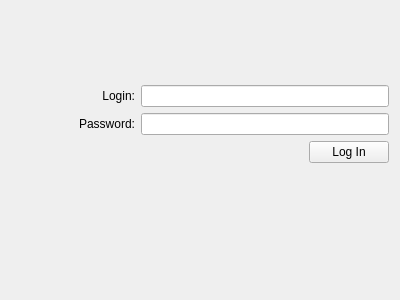
The window that Kolokwiarz/gui/loginwindow.ui (RidicolusL3vel/Kolokwiarz) describes before a commit, drawn with Qt 5.
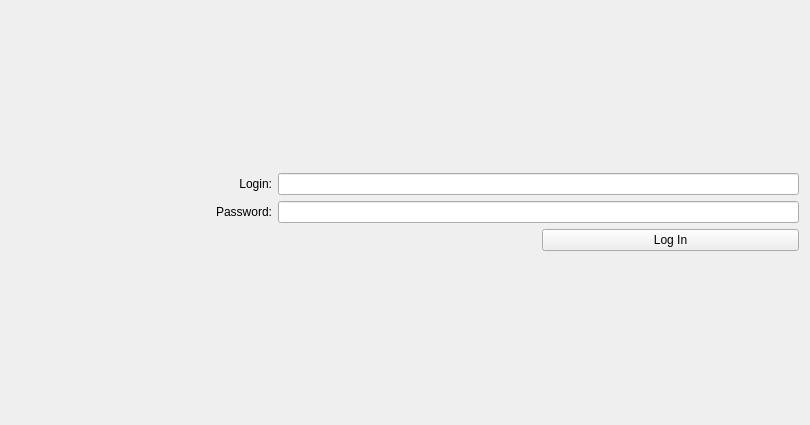
The same window after the commit.

Patch:
```diff
--- a/Kolokwiarz/gui/loginwindow.ui
+++ b/Kolokwiarz/gui/loginwindow.ui
@@ -6,27 +6,29 @@
    <rect>
     <x>0</x>
     <y>0</y>
-    <width>400</width>
-    <height>300</height>
+    <width>810</width>
+    <height>425</height>
    </rect>
   </property>
+  <property name="sizePolicy">
+   <sizepolicy hsizetype="Expanding" vsizetype="Expanding">
+    <horstretch>0</horstretch>
+    <verstretch>0</verstretch>
+   </sizepolicy>
+  </property>
+  <property name="minimumSize">
+   <size>
+    <width>810</width>
+    <height>425</height>
+   </size>
+  </property>
   <property name="windowTitle">
    <string>Form</string>
   </property>
   <layout class="QGridLayout" name="gridLayout_2">
    <item row="0" column="0">
-    <layout class="QGridLayout" name="gridLayout" rowstretch="0,0,0,0,0,0" columnstretch="0,0">
-     <item row="1" column="1">
-      <widget class="QLineEdit" name="usernameEdit">
-       <property name="sizePolicy">
-        <sizepolicy hsizetype="Expanding" vsizetype="Fixed">
-         <horstretch>4</horstretch>
-         <verstretch>0</verstretch>
-        </sizepolicy>
-       </property>
-      </widget>
-     </item>
-     <item row="2" column="0">
+    <layout class="QGridLayout" name="gridLayout" rowstretch="0,0,0,0" columnstretch="0,0">
+     <item row="1" column="0">
       <widget class="QLabel" name="label_2">
        <property name="sizePolicy">
         <sizepolicy hsizetype="Preferred" vsizetype="Preferred">
@@ -42,33 +44,7 @@
        </property>
       </widget>
      </item>
-     <item row="0" column="1">
-      <spacer name="verticalSpacer_2">
-       <property name="orientation">
-        <enum>Qt::Orientation::Vertical</enum>
-       </property>
-       <property name="sizeHint" stdset="0">
-        <size>
-         <width>20</width>
-         <height>40</height>
-        </size>
-       </property>
-      </spacer>
-     </item>
-     <item row="5" column="1">
-      <spacer name="verticalSpacer">
-       <property name="orientation">
-        <enum>Qt::Orientation::Vertical</enum>
-       </property>
-       <property name="sizeHint" stdset="0">
-        <size>
-         <width>20</width>
-         <height>40</height>
-        </size>
-       </property>
-      </spacer>
-     </item>
-     <item row="2" column="1">
+     <item row="1" column="1">
       <widget class="QLineEdit" name="passwordEdit">
        <property name="sizePolicy">
         <sizepolicy hsizetype="Expanding" vsizetype="Fixed">
@@ -78,7 +54,7 @@
        </property>
       </widget>
      </item>
-     <item row="1" column="0">
+     <item row="0" column="0">
       <widget class="QLabel" name="label">
        <property name="sizePolicy">
         <sizepolicy hsizetype="Preferred" vsizetype="Preferred">
@@ -94,41 +70,8 @@
        </property>
       </widget>
      </item>
-     <item row="3" column="1">
+     <item row="2" column="1">
       <layout class="QGridLayout" name="gridLayout_3">
-       <item row="2" column="1">
-        <spacer name="verticalSpacer_4">
-         <property name="orientation">
-          <enum>Qt::Orientation::Vertical</enum>
-         </property>
-         <property name="sizeHint" stdset="0">
-          <size>
-           <width>20</width>
-           <height>40</height>
-          </size>
-         </property>
-        </spacer>
-       </item>
-       <item row="0" column="1">
-        <widget class="QPushButton" name="loginButton">
-         <property name="text">
-          <string>Log In</string>
-         </property>
-        </widget>
-       </item>
-       <item row="2" column="0">
-        <spacer name="horizontalSpacer">
-         <property name="orientation">
-          <enum>Qt::Orientation::Horizontal</enum>
-         </property>
-         <property name="sizeHint" stdset="0">
-          <size>
-           <width>40</width>
-           <height>20</height>
-          </size>
-         </property>
-        </spacer>
-       </item>
        <item row="0" column="0">
         <widget class="QLabel" name="errorLabel">
          <property name="text">
@@ -136,8 +79,25 @@
          </property>
         </widget>
        </item>
+       <item row="0" column="1">
+        <widget class="QPushButton" name="loginButton">
+         <property name="text">
+          <string>Log In</string>
+         </property>
+        </widget>
+       </item>
       </layout>
      </item>
+     <item row="0" column="1">
+      <widget class="QLineEdit" name="usernameEdit">
+       <property name="sizePolicy">
+        <sizepolicy hsizetype="Expanding" vsizetype="Fixed">
+         <horstretch>4</horstretch>
+         <verstretch>0</verstretch>
+        </sizepolicy>
+       </property>
+      </widget>
+     </item>
     </layout>
    </item>
   </layout>
```
